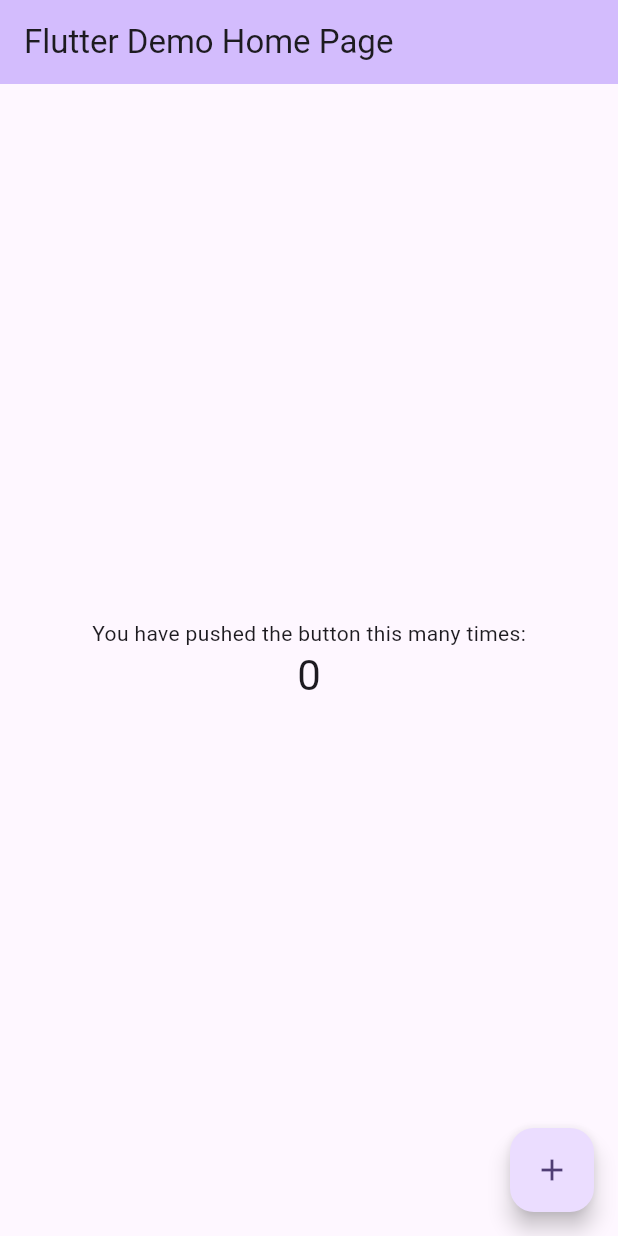
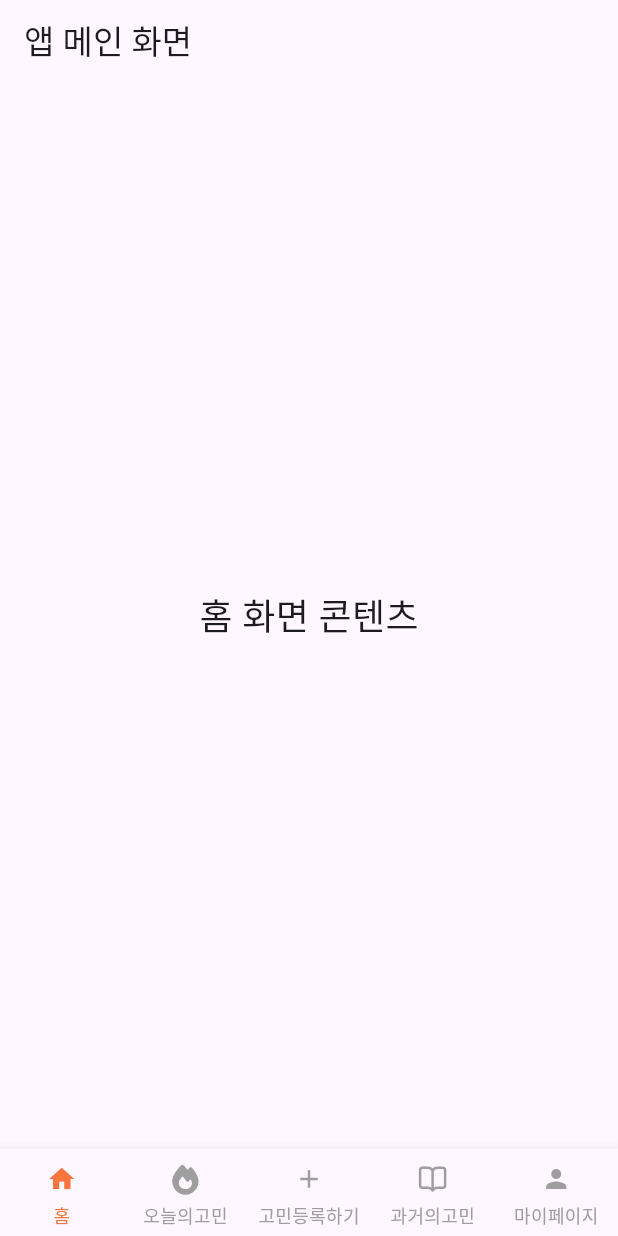
Before and after one commit to SSS-11team/gomin_jungdok-mobile, a Flutter app: the screen it shows after launch, on a phone screen of 412 x 824 dp. Run offline on Flutter 3.47's test engine with Material 3 defaults, Android fonts, the phone set to English and light mode, and no system bars; our stand-ins replace font_awesome_flutter, lucide_icons.

Commit message:
Feat: 네비게이션바 생성

```diff
--- a/lib/main.dart
+++ b/lib/main.dart
@@ -1,4 +1,5 @@
 import 'package:flutter/material.dart';
+import 'package:gomin_jungdok_mobile/worryRegist/mainView.dart';
 
 void main() {
   runApp(const MyApp());
@@ -6,65 +7,13 @@ void main() {
 
 class MyApp extends StatelessWidget {
   const MyApp({super.key});
-
-  // This widget is the root of your application.
   @override
   Widget build(BuildContext context) {
     return MaterialApp(
-      title: 'Flutter Demo',
-      theme: ThemeData(
-        colorScheme: ColorScheme.fromSeed(seedColor: Colors.deepPurple),
-        useMaterial3: true,
-      ),
-      home: const MyHomePage(title: 'Flutter Demo Home Page'),
+      debugShowCheckedModeBanner: false,
+      title: '고민중독',
+      theme: ThemeData(),
+      home: const Mainview(),
     );
   }
 }
-
-class MyHomePage extends StatefulWidget {
-  const MyHomePage({super.key, required this.title});
-
-  final String title;
-
-  @override
-  State<MyHomePage> createState() => _MyHomePageState();
-}
-
-class _MyHomePageState extends State<MyHomePage> {
-  int _counter = 0;
-
-  void _incrementCounter() {
-    setState(() {
-      _counter++;
-    });
-  }
-
-  @override
-  Widget build(BuildContext context) {
-    return Scaffold(
-      appBar: AppBar(
-        backgroundColor: Theme.of(context).colorScheme.inversePrimary,
-        title: Text(widget.title),
-      ),
-      body: Center(
-        child: Column(
-          mainAxisAlignment: MainAxisAlignment.center,
-          children: <Widget>[
-            const Text(
-              'You have pushed the button this many times:',
-            ),
-            Text(
-              '$_counter',
-              style: Theme.of(context).textTheme.headlineMedium,
-            ),
-          ],
-        ),
-      ),
-      floatingActionButton: FloatingActionButton(
-        onPressed: _incrementCounter,
-        tooltip: 'Increment',
-        child: const Icon(Icons.add),
-      ),
-    );
-  }
-}
--- /dev/null
+++ b/lib/navigation_bar.dart
@@ -0,0 +1,85 @@
+import 'package:flutter/material.dart';
+import 'package:font_awesome_flutter/font_awesome_flutter.dart';
+import 'package:lucide_icons/lucide_icons.dart';
+
+class Navigation_bar extends StatelessWidget {
+  final int currentIndex;
+  final Function(int) onTabSelected;
+
+  const Navigation_bar({
+    required this.currentIndex,
+    required this.onTabSelected,
+    super.key,
+  });
+
+  @override
+  Widget build(BuildContext context) {
+    return BottomNavigationBar(
+      iconSize: 20.0,
+      unselectedFontSize: 12.0,
+      selectedFontSize: 12.0,
+      currentIndex: currentIndex,
+      selectedItemColor: Color(0xFFFA743E),
+      unselectedItemColor: Colors.grey,
+      onTap: onTabSelected,
+      type: BottomNavigationBarType.fixed,
+      items: const [
+        BottomNavigationBarItem(
+          icon: Column(
+            mainAxisSize: MainAxisSize.min,
+            children: [
+              SizedBox(height: 4),
+              Icon(Icons.home),
+              SizedBox(height: 5), // 아이콘과 라벨 사이 간격 조정
+            ],
+          ),
+          label: '홈',
+        ),
+        BottomNavigationBarItem(
+          icon: Column(
+            mainAxisSize: MainAxisSize.min,
+            children: [
+              SizedBox(height: 4),
+              Icon(FontAwesomeIcons.fire),
+              SizedBox(height: 5), // 아이콘과 라벨 사이 간격 조정
+            ],
+          ),
+          label: '오늘의고민',
+        ),
+        BottomNavigationBarItem(
+          icon: Column(
+            mainAxisSize: MainAxisSize.min,
+            children: [
+              SizedBox(height: 4),
+              Icon((Icons.add)),
+              SizedBox(height: 5), // 아이콘과 라벨 사이 간격 조정
+            ],
+          ),
+          label: '고민등록하기',
+        ),
+        BottomNavigationBarItem(
+          icon: Column(
+            mainAxisSize: MainAxisSize.min,
+            children: [
+              SizedBox(height: 4),
+              Icon((LucideIcons.bookOpen)),
+              SizedBox(height: 5), // 아이콘과 라벨 사이 간격 조정
+            ],
+          ),
+          label: '과거의고민',
+        ),
+        BottomNavigationBarItem(
+          icon: Column(
+            mainAxisSize: MainAxisSize.min,
+            children: [
+              SizedBox(height: 4),
+              Icon(Icons.person),
+              SizedBox(height: 5), // 아이콘과 라벨 사이 간격 조정
+            ],
+          ),
+          label: '마이페이지',
+        ),
+      ],
+    );
+  }
+}
--- /dev/null
+++ b/lib/worry/pastWorry.dart
@@ -0,0 +1,10 @@
+import 'package:flutter/material.dart';
+
+class PastWorry extends StatelessWidget {
+  const PastWorry({super.key});
+
+  @override
+  Widget build(BuildContext context) {
+    return const Placeholder();
+  }
+}
--- /dev/null
+++ b/lib/worry/todayWorry.dart
@@ -0,0 +1,10 @@
+import 'package:flutter/material.dart';
+
+class TodayWorry extends StatelessWidget {
+  const TodayWorry({super.key});
+
+  @override
+  Widget build(BuildContext context) {
+    return const Placeholder();
+  }
+}
--- /dev/null
+++ b/lib/worryRegist/mainView.dart
@@ -0,0 +1,54 @@
+import 'package:flutter/material.dart';
+import 'package:gomin_jungdok_mobile/navigation_bar.dart';
+import 'package:gomin_jungdok_mobile/worry/pastWorry.dart';
+import 'package:gomin_jungdok_mobile/worry/todayWorry.dart';
+import 'package:gomin_jungdok_mobile/worryRegist/myProfile.dart';
+import 'package:gomin_jungdok_mobile/worryRegist/worryRegist.dart';
+
+class Mainview extends StatefulWidget {
+  const Mainview({super.key});
+
+  @override
+  _MainviewState createState() => _MainviewState();
+}
+
+class _MainviewState extends State<Mainview> {
+  int _currentIndex = 0;
+
+  final List<Widget> _tabs = [
+    HomeContent(), // 홈
+    TodayWorry(), // 오늘의 고민
+    WorryRegist(), // 고민 등록하기
+    PastWorry(), // 과거의 고민
+    MyProfile(), // 마이 프로필
+  ];
+
+  void _onTabSelected(int index) {
+    setState(() {
+      _currentIndex = index;
+    });
+  }
+
+  @override
+  Widget build(BuildContext context) {
+    return Scaffold(
+      appBar: AppBar(
+        title: Text('앱 메인 화면'),
+      ),
+      body: _tabs[_currentIndex], // 현재 선택된 콘텐츠 표시
+      bottomNavigationBar: Navigation_bar(
+        currentIndex: _currentIndex,
+        onTabSelected: _onTabSelected,
+      ),
+    );
+  }
+}
+
+class HomeContent extends StatelessWidget {
+  @override
+  Widget build(BuildContext context) {
+    return Center(
+      child: Text('홈 화면 콘텐츠', style: TextStyle(fontSize: 24)),
+    );
+  }
+}
--- /dev/null
+++ b/lib/worryRegist/myProfile.dart
@@ -0,0 +1,10 @@
+import 'package:flutter/material.dart';
+
+class MyProfile extends StatelessWidget {
+  const MyProfile({super.key});
+
+  @override
+  Widget build(BuildContext context) {
+    return const Placeholder();
+  }
+}
--- /dev/null
+++ b/lib/worryRegist/worryRegist.dart
@@ -0,0 +1,10 @@
+import 'package:flutter/material.dart';
+
+class WorryRegist extends StatelessWidget {
+  const WorryRegist({super.key});
+
+  @override
+  Widget build(BuildContext context) {
+    return const Placeholder();
+  }
+}
--- a/pubspec.yaml
+++ b/pubspec.yaml
@@ -34,6 +34,8 @@ dependencies:
   # The following adds the Cupertino Icons font to your application.
   # Use with the CupertinoIcons class for iOS style icons.
   cupertino_icons: ^1.0.8
+  lucide_icons: ^0.257.0
+  font_awesome_flutter: ^10.8.0
 
 dev_dependencies:
   flutter_test:
```
Also changed, not shown: pubspec.lock.
